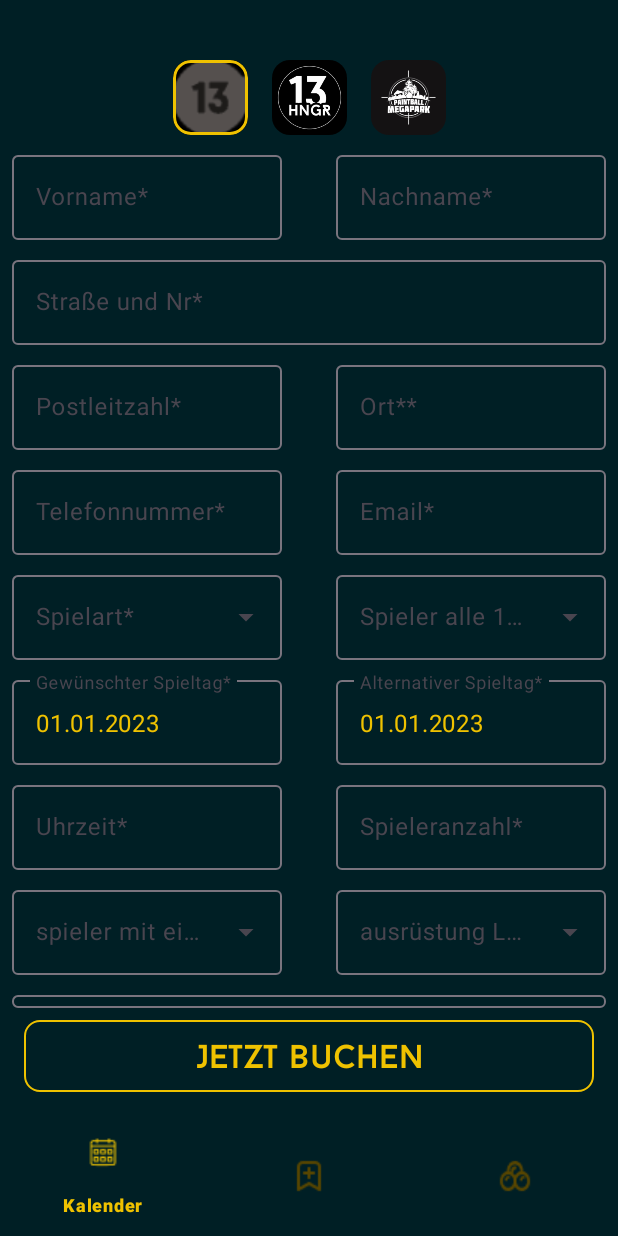
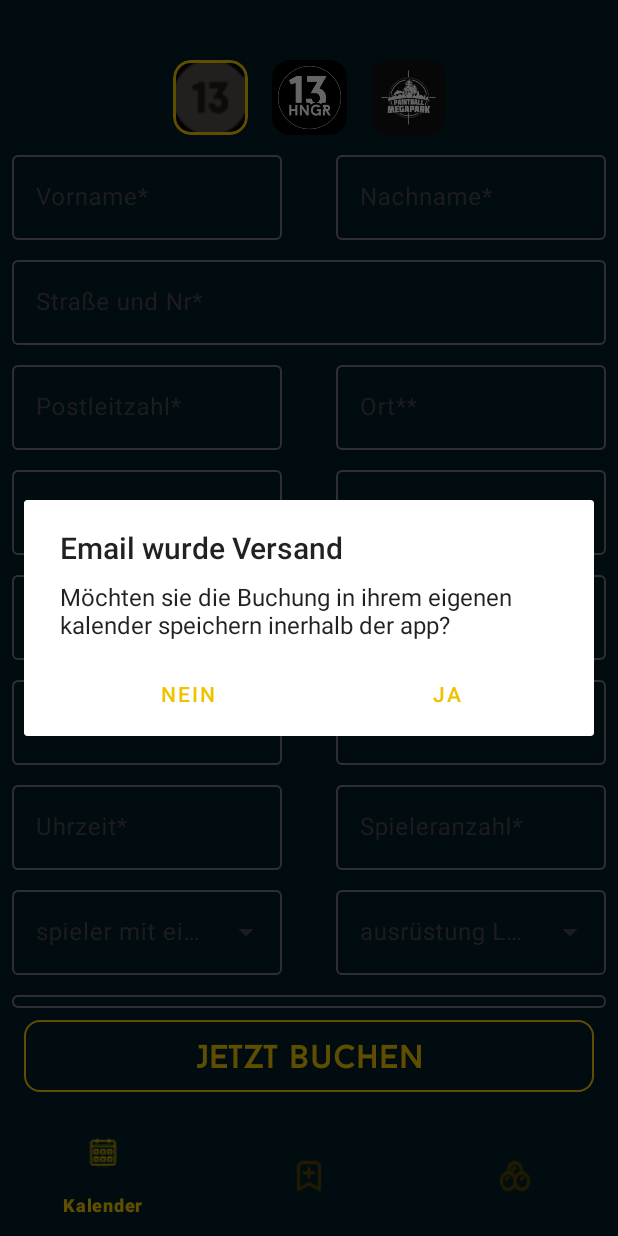
Before and after one commit to Smokingshark-21/Area13, an Android app: the BuchungFragment screen opened through its navigation route, after a tap on "Jetzt buchen", on a phone screen of 412 x 824 dp. Run offline under Robolectric (Android 15) with nearby library versions, the phone set to English and light mode, and no system bars; our stand-ins replace navigation-ui; libraries missing offline, so code that uses them is left out: javax.mail, javax.mail.internet, kotlin.reflect.jvm; 15 statements that could not run were skipped.

Commit message:
dialog ready

```diff
--- a/app/src/main/java/com/example/area13abschluss/ui/BuchungFragment.kt
+++ b/app/src/main/java/com/example/area13abschluss/ui/BuchungFragment.kt
@@ -1,5 +1,7 @@
 package com.example.area13abschluss.ui
 
+import android.app.AlertDialog
+import android.content.DialogInterface
 import android.os.Bundle
 import android.util.Log
 import android.view.LayoutInflater
@@ -7,6 +9,7 @@ import android.view.View
 import android.view.ViewGroup
 import android.widget.AdapterView
 import android.widget.ArrayAdapter
+import android.widget.LinearLayout
 import android.widget.Toast
 import androidx.fragment.app.Fragment
 import androidx.lifecycle.MutableLiveData
@@ -36,6 +39,7 @@ class BuchungFragment : Fragment() {
     val anzahl = arrayOf("0","1","2","3","4","5","6","7","8","9","10","11","12","13","14","15","16","17","18","19","20")
 
     val mutableLiveData = MutableLiveData<String>("Area13 Buchung")
+    val emailversand = MutableLiveData<Boolean>(false)
     val spielartval = MutableLiveData<String>()
     val spieler18val = MutableLiveData<String>()
     val spielereigen = MutableLiveData<String>()
@@ -305,7 +309,37 @@ class BuchungFragment : Fragment() {
                 altdatum,uhrzeit,spieleranzahl,spielerausrustung,spielerausleihen,weiterfragen)
         }
 
+        emailversand.observe(viewLifecycleOwner){
+            if (emailversand.value!!) {
+                dialog()
+                emailversand.postValue(false)
+            }
+        }
 
+
+    }
+
+    private fun dialog() {
+            val alertDialog = AlertDialog.Builder(requireContext()).create()
+            alertDialog.setTitle("Email wurde Versand")
+            alertDialog.setMessage("Möchten sie die Buchung in ihrem eigenen kalender speichern inerhalb der app?")
+
+            alertDialog.setButton(
+                AlertDialog.BUTTON_POSITIVE, "Ja"
+            ) { dialog, which -> dialog.dismiss() }
+
+            alertDialog.setButton(
+                AlertDialog.BUTTON_NEGATIVE, "Nein"
+            ) { dialog, which -> dialog.dismiss() }
+            alertDialog.show()
+        //toDo weiterleitung ja button
+
+            val btnPositive = alertDialog.getButton(AlertDialog.BUTTON_POSITIVE)
+            val btnNegative = alertDialog.getButton(AlertDialog.BUTTON_NEGATIVE)
+            val layoutParams = btnPositive.layoutParams as LinearLayout.LayoutParams
+            layoutParams.weight = 10f
+            btnPositive.layoutParams = layoutParams
+            btnNegative.layoutParams = layoutParams
     }
 
     private fun sendemail(headline:String,vorname:String,
@@ -356,6 +390,7 @@ class BuchungFragment : Fragment() {
                             "Weitere Fragen: "+weiterefragen+"\n"
                 )
                 Transport.send(message)
+                emailversand.postValue(true)
             }catch (e:Exception){
                     Log.wtf("email",e)
             }
```
